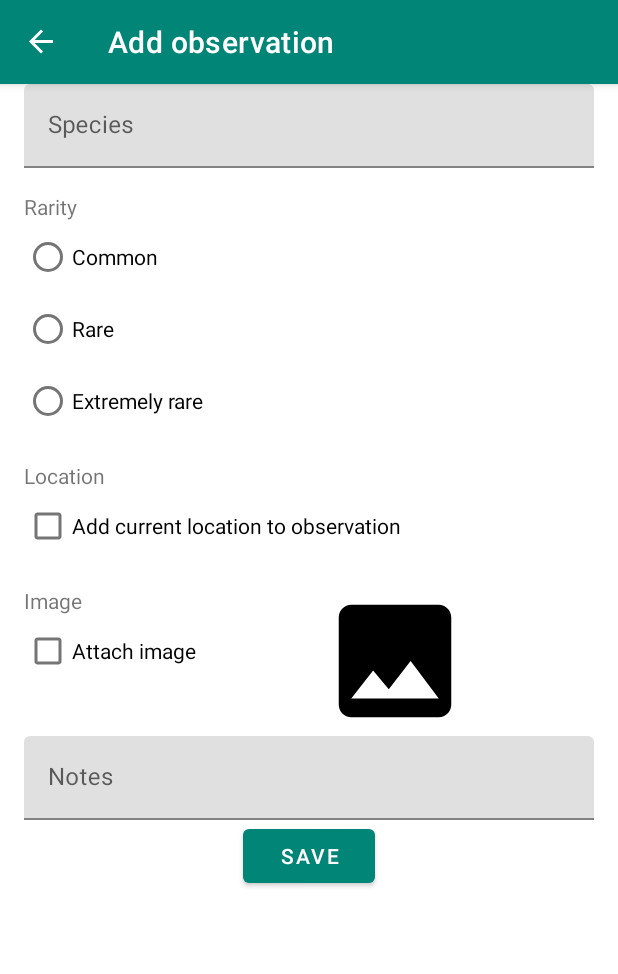
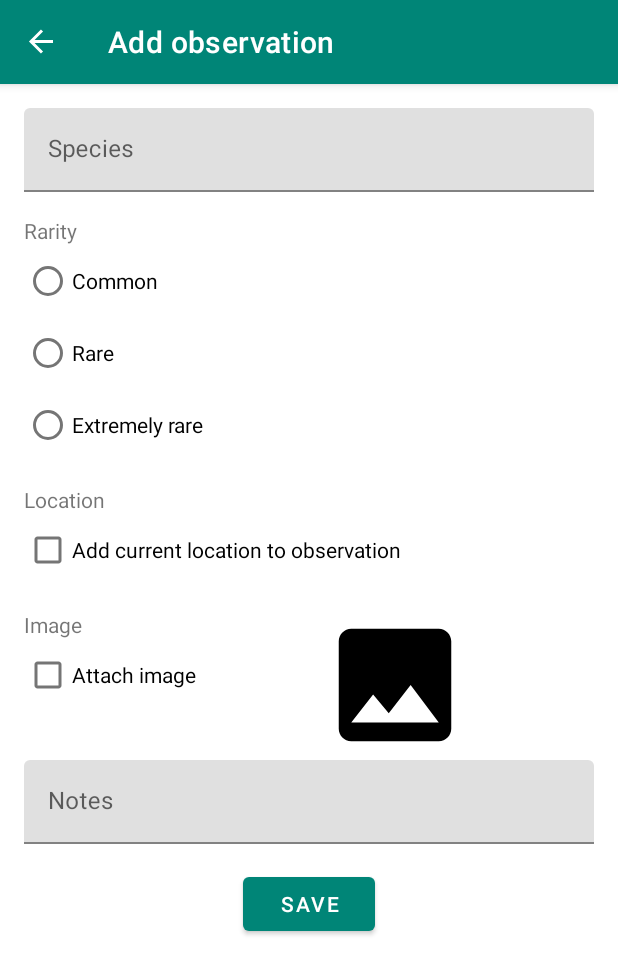
Before and after one commit to Pikkuninja/Birdwatcher, an Android app: the AddObservationFragment screen opened through its navigation route, on a phone screen of 412 x 824 dp. Shown: the top 974 px of the screen. Run offline under Robolectric (Android 15) with nearby library versions, the phone set to English and light mode, and no system bars; our stand-ins replace Dagger/Hilt's generated code, Picasso, navigation-ui; pictures from the network do not load; 3 statements that could not run were skipped.

Commit message:
Layout and (keyboard) focus removing updates to add observation form

```diff
--- a/app/src/main/res/layout/add_observation_fragment.xml
+++ b/app/src/main/res/layout/add_observation_fragment.xml
@@ -12,10 +12,21 @@
         android:layout_marginStart="@dimen/margin_medium"
         android:layout_marginEnd="@dimen/margin_medium">
 
+        <LinearLayout
+            android:id="@+id/autofocus_dummy"
+            android:layout_width="0px"
+            android:layout_height="0px"
+            android:focusable="true"
+            android:focusableInTouchMode="true"
+            android:orientation="vertical"
+            app:layout_constraintEnd_toStartOf="parent"
+            app:layout_constraintTop_toTopOf="parent" />
+
         <com.google.android.material.textfield.TextInputLayout
             android:id="@+id/add_observation_species_container"
             android:layout_width="match_parent"
             android:layout_height="wrap_content"
+            android:layout_marginTop="@dimen/margin_medium"
             android:hint="@string/add_observation_species_hint"
             app:layout_constraintStart_toStartOf="parent"
             app:layout_constraintTop_toTopOf="parent">
@@ -24,6 +35,7 @@
                 android:id="@+id/add_observation_species"
                 android:layout_width="match_parent"
                 android:layout_height="wrap_content"
+                android:imeOptions="actionDone"
                 android:inputType="text"
                 android:lines="1" />
 
@@ -122,6 +134,7 @@
                 android:id="@+id/add_observation_description"
                 android:layout_width="match_parent"
                 android:layout_height="wrap_content"
+                android:imeOptions="actionDone"
                 android:inputType="text" />
 
         </com.google.android.material.textfield.TextInputLayout>
@@ -130,6 +143,7 @@
             android:id="@+id/add_observation_save_button"
             android:layout_width="wrap_content"
             android:layout_height="wrap_content"
+            android:layout_marginTop="@dimen/margin_medium"
             android:text="@string/add_observation_save"
             app:layout_constraintEnd_toEndOf="parent"
             app:layout_constraintStart_toStartOf="parent"
```
Also changed, not shown: app/src/main/java/fi/jara/birdwatcher/screens/addobservation/AddObservationFragment.kt (+31 -7 lines).
